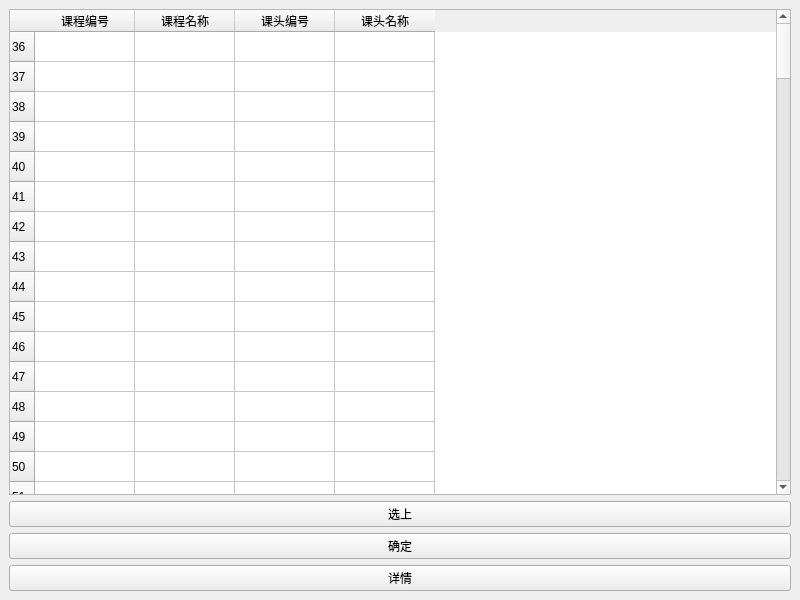
First picture: the form in window02.ui, repository efe264-264/---, before the edit.
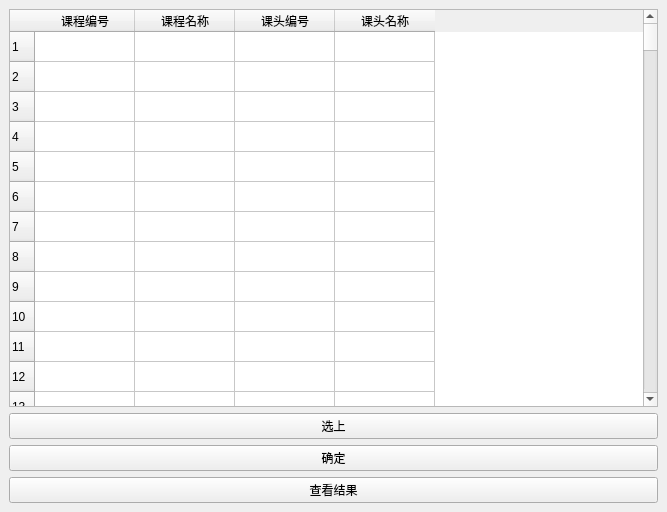
Second picture: the form after the edit.

Patch:
```diff
--- a/window02.ui
+++ b/window02.ui
@@ -6,8 +6,8 @@
    <rect>
     <x>0</x>
     <y>0</y>
-    <width>800</width>
-    <height>600</height>
+    <width>667</width>
+    <height>512</height>
    </rect>
   </property>
   <property name="windowTitle">
@@ -20,421 +20,127 @@
       <property name="selectionBehavior">
        <enum>QAbstractItemView::SelectRows</enum>
       </property>
-      <row>
-       <property name="text">
-        <string>36</string>
-       </property>
-      </row>
-      <row>
-       <property name="text">
-        <string>37</string>
-       </property>
-      </row>
-      <row>
-       <property name="text">
-        <string>38</string>
-       </property>
-      </row>
-      <row>
-       <property name="text">
-        <string>39</string>
-       </property>
-      </row>
-      <row>
-       <property name="text">
-        <string>40</string>
-       </property>
-      </row>
-      <row>
-       <property name="text">
-        <string>41</string>
-       </property>
-      </row>
-      <row>
-       <property name="text">
-        <string>42</string>
-       </property>
-      </row>
-      <row>
-       <property name="text">
-        <string>43</string>
-       </property>
-      </row>
-      <row>
-       <property name="text">
-        <string>44</string>
-       </property>
-      </row>
-      <row>
-       <property name="text">
-        <string>45</string>
-       </property>
-      </row>
-      <row>
-       <property name="text">
-        <string>46</string>
-       </property>
-      </row>
-      <row>
-       <property name="text">
-        <string>47</string>
-       </property>
-      </row>
-      <row>
-       <property name="text">
-        <string>48</string>
-       </property>
-      </row>
-      <row>
-       <property name="text">
-        <string>49</string>
-       </property>
-      </row>
-      <row>
-       <property name="text">
-        <string>50</string>
-       </property>
-      </row>
-      <row>
-       <property name="text">
-        <string>51</string>
-       </property>
-      </row>
-      <row>
-       <property name="text">
-        <string>52</string>
-       </property>
-      </row>
-      <row>
-       <property name="text">
-        <string>53</string>
-       </property>
-      </row>
-      <row>
-       <property name="text">
-        <string>54</string>
-       </property>
-      </row>
-      <row>
-       <property name="text">
-        <string>55</string>
-       </property>
-      </row>
-      <row>
-       <property name="text">
-        <string>8</string>
-       </property>
-      </row>
-      <row>
-       <property name="text">
-        <string>57</string>
-       </property>
-      </row>
-      <row>
-       <property name="text">
-        <string>58</string>
-       </property>
-      </row>
-      <row>
-       <property name="text">
-        <string>59</string>
-       </property>
-      </row>
-      <row>
-       <property name="text">
-        <string>60</string>
-       </property>
-      </row>
-      <row>
-       <property name="text">
-        <string>61</string>
-       </property>
-      </row>
-      <row>
-       <property name="text">
-        <string>62</string>
-       </property>
-      </row>
-      <row>
-       <property name="text">
-        <string>64</string>
-       </property>
-      </row>
-      <row>
-       <property name="text">
-        <string>65</string>
-       </property>
-      </row>
-      <row>
-       <property name="text">
-        <string>66</string>
-       </property>
-      </row>
-      <row>
-       <property name="text">
-        <string>67</string>
-       </property>
-      </row>
-      <row>
-       <property name="text">
-        <string>68</string>
-       </property>
-      </row>
-      <row>
-       <property name="text">
-        <string>69</string>
-       </property>
-      </row>
-      <row>
-       <property name="text">
-        <string>70</string>
-       </property>
-      </row>
-      <row>
-       <property name="text">
-        <string>78</string>
-       </property>
-      </row>
-      <row>
-       <property name="text">
-        <string>73</string>
-       </property>
-      </row>
-      <row>
-       <property name="text">
-        <string>74</string>
-       </property>
-      </row>
-      <row>
-       <property name="text">
-        <string>75</string>
-       </property>
-      </row>
-      <row>
-       <property name="text">
-        <string>76</string>
-       </property>
-      </row>
-      <row>
-       <property name="text">
-        <string>77</string>
-       </property>
-      </row>
-      <row>
-       <property name="text">
-        <string>78</string>
-       </property>
-      </row>
-      <row>
-       <property name="text">
-        <string>79</string>
-       </property>
-      </row>
-      <row>
-       <property name="text">
-        <string>80</string>
-       </property>
-      </row>
-      <row>
-       <property name="text">
-        <string>81</string>
-       </property>
-      </row>
-      <row>
-       <property name="text">
-        <string>82</string>
-       </property>
-      </row>
-      <row>
-       <property name="text">
-        <string>83</string>
-       </property>
-      </row>
-      <row>
-       <property name="text">
-        <string>84</string>
-       </property>
-      </row>
-      <row>
-       <property name="text">
-        <string>85</string>
-       </property>
-      </row>
-      <row>
-       <property name="text">
-        <string>86</string>
-       </property>
-      </row>
-      <row>
-       <property name="text">
-        <string>87</string>
-       </property>
-      </row>
-      <row>
-       <property name="text">
-        <string>88</string>
-       </property>
-      </row>
-      <row>
-       <property name="text">
-        <string>89</string>
-       </property>
-      </row>
-      <row>
-       <property name="text">
-        <string>90</string>
-       </property>
-      </row>
-      <row>
-       <property name="text">
-        <string>91</string>
-       </property>
-      </row>
-      <row>
-       <property name="text">
-        <string>92</string>
-       </property>
-      </row>
-      <row>
-       <property name="text">
-        <string>93</string>
-       </property>
-      </row>
-      <row>
-       <property name="text">
-        <string>94</string>
-       </property>
-      </row>
-      <row>
-       <property name="text">
-        <string>95</string>
-       </property>
-      </row>
-      <row>
-       <property name="text">
-        <string>96</string>
-       </property>
-      </row>
-      <row>
-       <property name="text">
-        <string>97</string>
-       </property>
-      </row>
-      <row>
-       <property name="text">
-        <string>98</string>
-       </property>
-      </row>
-      <row>
-       <property name="text">
-        <string>99</string>
-       </property>
-      </row>
-      <row>
-       <property name="text">
-        <string>100</string>
-       </property>
-      </row>
-      <row>
-       <property name="text">
-        <string>101</string>
-       </property>
-      </row>
-      <row>
-       <property name="text">
-        <string>102</string>
-       </property>
-      </row>
-      <row>
-       <property name="text">
-        <string>103</string>
-       </property>
-      </row>
-      <row>
-       <property name="text">
-        <string>104</string>
-       </property>
-      </row>
-      <row>
-       <property name="text">
-        <string>105</string>
-       </property>
-      </row>
-      <row>
-       <property name="text">
-        <string>106</string>
-       </property>
-      </row>
-      <row>
-       <property name="text">
-        <string>107</string>
-       </property>
-      </row>
-      <row>
-       <property name="text">
-        <string>108</string>
-       </property>
-      </row>
-      <row>
-       <property name="text">
-        <string>109</string>
-       </property>
-      </row>
-      <row>
-       <property name="text">
-        <string>11</string>
-       </property>
-      </row>
-      <row>
-       <property name="text">
-        <string>111</string>
-       </property>
-      </row>
-      <row>
-       <property name="text">
-        <string>112</string>
-       </property>
-      </row>
-      <row>
-       <property name="text">
-        <string>113</string>
-       </property>
-      </row>
-      <row>
-       <property name="text">
-        <string>114</string>
-       </property>
-      </row>
-      <row>
-       <property name="text">
-        <string>115</string>
-       </property>
-      </row>
-      <row>
-       <property name="text">
-        <string>116</string>
-       </property>
-      </row>
-      <row>
-       <property name="text">
-        <string>117</string>
-       </property>
-      </row>
-      <row>
-       <property name="text">
-        <string>118</string>
-       </property>
-      </row>
-      <row>
-       <property name="text">
-        <string>119</string>
-       </property>
-      </row>
-      <row>
-       <property name="text">
-        <string>120</string>
-       </property>
-      </row>
+      <row/>
+      <row/>
+      <row/>
+      <row/>
+      <row/>
+      <row/>
+      <row/>
+      <row/>
+      <row/>
+      <row/>
+      <row/>
+      <row/>
+      <row/>
+      <row/>
+      <row/>
+      <row/>
+      <row/>
+      <row/>
+      <row/>
+      <row/>
+      <row/>
+      <row/>
+      <row/>
+      <row/>
+      <row/>
+      <row/>
+      <row/>
+      <row/>
+      <row/>
+      <row/>
+      <row/>
+      <row/>
+      <row/>
+      <row/>
+      <row/>
+      <row/>
+      <row/>
+      <row/>
+      <row/>
+      <row/>
+      <row/>
+      <row/>
+      <row/>
+      <row/>
+      <row/>
+      <row/>
+      <row/>
+      <row/>
+      <row/>
+      <row/>
+      <row/>
+      <row/>
+      <row/>
+      <row/>
+      <row/>
+      <row/>
+      <row/>
+      <row/>
+      <row/>
+      <row/>
+      <row/>
+      <row/>
+      <row/>
+      <row/>
+      <row/>
+      <row/>
+      <row/>
+      <row/>
+      <row/>
+      <row/>
+      <row/>
+      <row/>
+      <row/>
+      <row/>
+      <row/>
+      <row/>
+      <row/>
+      <row/>
+      <row/>
+      <row/>
+      <row/>
+      <row/>
+      <row/>
+      <row/>
+      <row/>
+      <row/>
+      <row/>
+      <row/>
+      <row/>
+      <row/>
+      <row/>
+      <row/>
+      <row/>
+      <row/>
+      <row/>
+      <row/>
+      <row/>
+      <row/>
+      <row/>
+      <row/>
+      <row/>
+      <row/>
+      <row/>
+      <row/>
+      <row/>
+      <row/>
+      <row/>
+      <row/>
+      <row/>
+      <row/>
+      <row/>
+      <row/>
+      <row/>
+      <row/>
+      <row/>
+      <row/>
+      <row/>
+      <row/>
+      <row/>
+      <row/>
+      <row/>
       <row/>
       <row/>
       <row/>
@@ -517,7 +223,7 @@
     <item>
      <widget class="QPushButton" name="pushButton_2">
       <property name="text">
-       <string>详情</string>
+       <string>查看结果</string>
       </property>
      </widget>
     </item>
```
